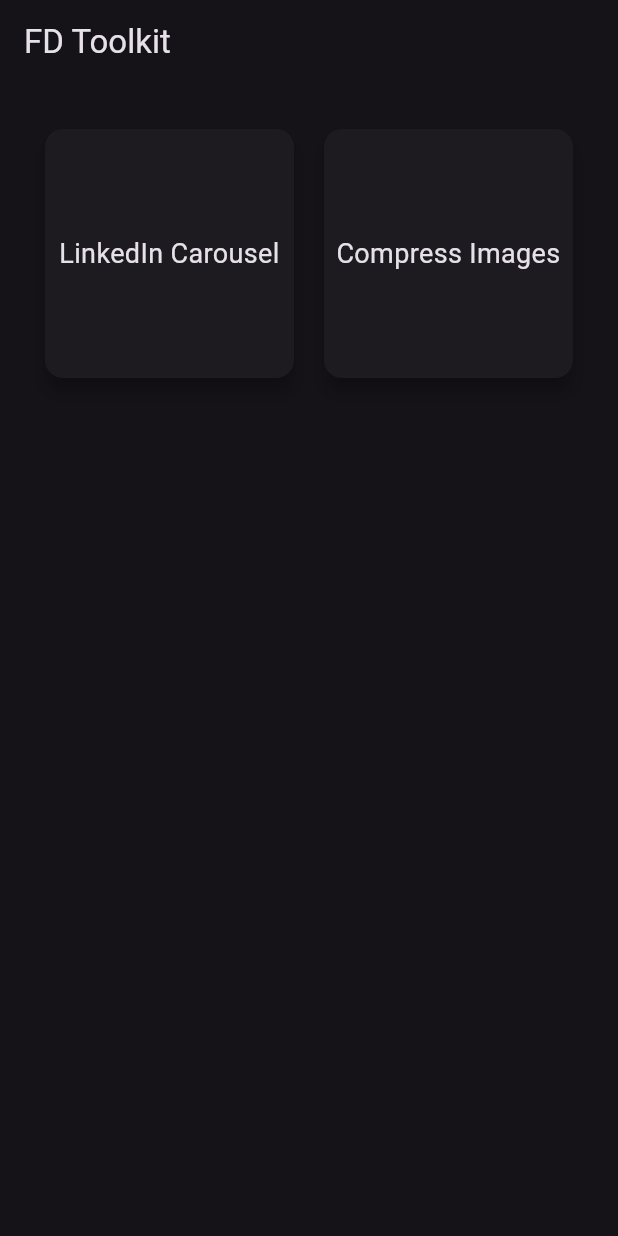
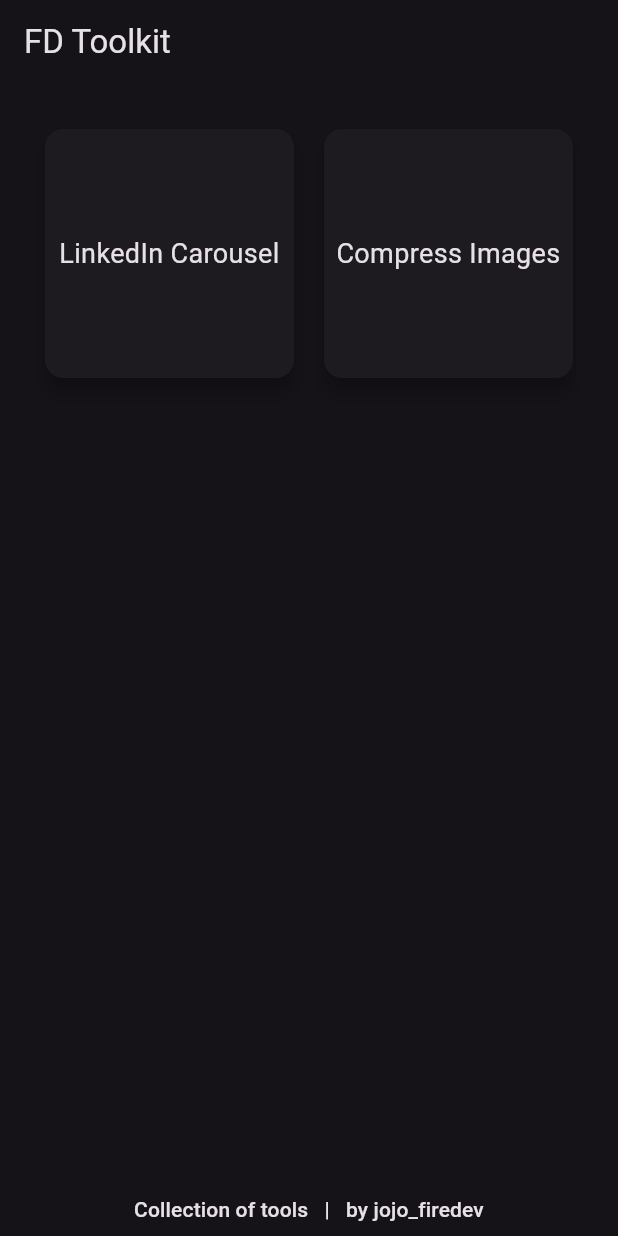
Before and after one commit to jojo-firedev/toolkit, a Flutter app: the screen it shows after launch, on a phone screen of 412 x 824 dp. Run offline on Flutter 3.47's test engine with Material 3 defaults, Android fonts, the light colour scheme and no system bars; our stand-ins replace dotted_border, file_picker, flutter_image_compress, go_router, pdf; missing offline and left inert: dart:html, dynamic_path_url_strategy, flutter_dropzone.

Commit message:
add creadits and url launcher

```diff
--- a/app/lib/presentation/home/home_page.dart
+++ b/app/lib/presentation/home/home_page.dart
@@ -1,6 +1,8 @@
+import 'package:flutter/gestures.dart';
 import 'package:flutter/material.dart';
 import 'package:flutter/services.dart';
 import 'package:go_router/go_router.dart';
+import 'package:url_launcher/url_launcher_string.dart';
 
 class HomePage extends StatelessWidget {
   const HomePage({super.key});
@@ -16,7 +18,10 @@
     );
     return Scaffold(
       appBar: AppBar(title: Text('FD Toolkit')),
-      body: GridView.count(
+      body: Column(
+        children: [
+          Expanded(
+            child: GridView.count(
               crossAxisCount: 2,
               padding: EdgeInsets.all(20),
               children: [
@@ -32,6 +37,34 @@
                 ),
               ],
             ),
+          ),
+          Padding(
+            padding: const EdgeInsets.all(8.0),
+            child: RichText(
+              textAlign: TextAlign.center,
+              text: TextSpan(
+                children: <TextSpan>[
+                  TextSpan(
+                    text: 'Collection of tools',
+                    style: Theme.of(context).textTheme.labelLarge,
+                  ),
+                  TextSpan(
+                    text: '   |   by ',
+                    style: Theme.of(context).textTheme.labelLarge,
+                  ),
+                  TextSpan(
+                    text: 'jojo_firedev',
+                    recognizer: TapGestureRecognizer()
+                      ..onTap = () =>
+                          launchUrlString('https://github.com/jojo-firedev'),
+                    style: Theme.of(context).textTheme.labelLarge,
+                  ),
+                ],
+              ),
+            ),
+          ),
+        ],
+      ),
     );
   }
 
@@ -41,6 +74,8 @@
       child: Card(
         margin: EdgeInsets.all(10),
         elevation: 5,
+        child: ConstrainedBox(
+          constraints: BoxConstraints(maxHeight: 100, maxWidth: 200),
           child: Center(
             child: Text(
               title,
@@ -49,6 +84,7 @@
             ),
           ),
         ),
+      ),
     );
   }
 }
--- a/app/pubspec.yaml
+++ b/app/pubspec.yaml
@@ -24,6 +24,7 @@
   dynamic_path_url_strategy: ^1.0.0
   image: ^4.5.2
   flutter_image_compress: ^2.4.0
+  url_launcher: ^6.3.1
 
 dev_dependencies:
   flutter_test:
```
Also changed, not shown: app/pubspec.lock, 5 other files. Lines whose indentation alone changed are shown as unchanged.
